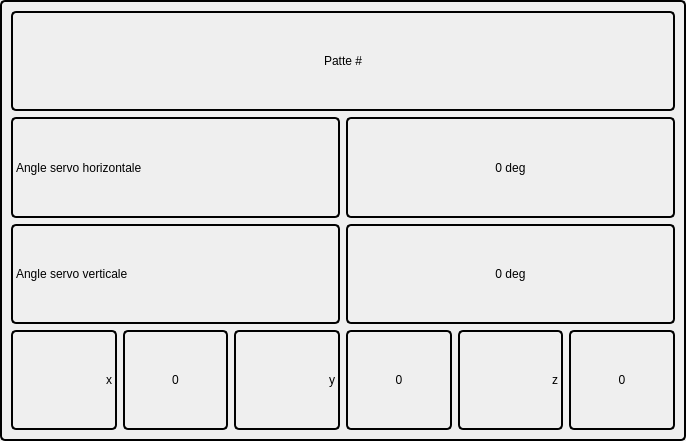
Before: the Qt Designer form scorpius_gui/ui/DebugWidget.ui in AraaRobot/ScorpiUS, drawn with Qt 5.
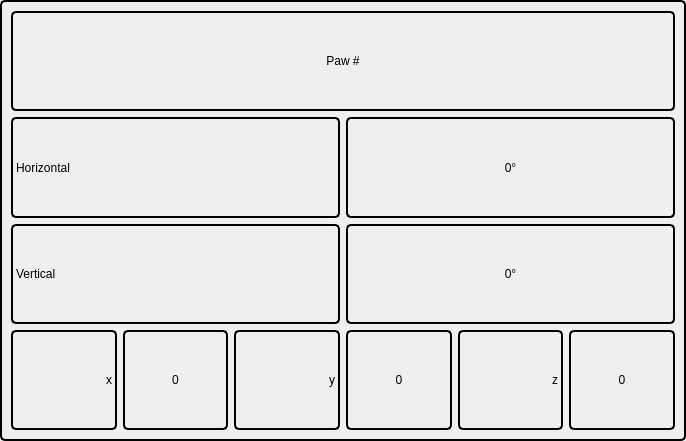
After: the same form once the commit is applied.

Commit message: Dev/better UI (#113)

```diff
--- a/scorpius_gui/ui/DebugWidget.ui
+++ b/scorpius_gui/ui/DebugWidget.ui
@@ -27,7 +27,7 @@
    <item>
     <widget class="QLabel" name="PatteNumber">
      <property name="text">
-      <string>Patte #</string>
+      <string>Paw #</string>
      </property>
      <property name="alignment">
       <set>Qt::AlignCenter</set>
@@ -42,14 +42,14 @@
      <item>
       <widget class="QLabel" name="label_horizontal">
        <property name="text">
-        <string>Angle servo horizontale</string>
+        <string>Horizontal</string>
        </property>
       </widget>
      </item>
      <item>
       <widget class="QLabel" name="angle_horizontal">
        <property name="text">
-        <string>0 deg</string>
+        <string>0°</string>
        </property>
        <property name="alignment">
         <set>Qt::AlignCenter</set>
@@ -63,14 +63,14 @@
      <item>
       <widget class="QLabel" name="label_vertical">
        <property name="text">
-        <string>Angle servo verticale</string>
+        <string>Vertical</string>
        </property>
       </widget>
      </item>
      <item>
       <widget class="QLabel" name="angle_vertical">
        <property name="text">
-        <string>0 deg</string>
+        <string>0°</string>
        </property>
        <property name="alignment">
         <set>Qt::AlignCenter</set>
```
The commit also changes 6 other files.
